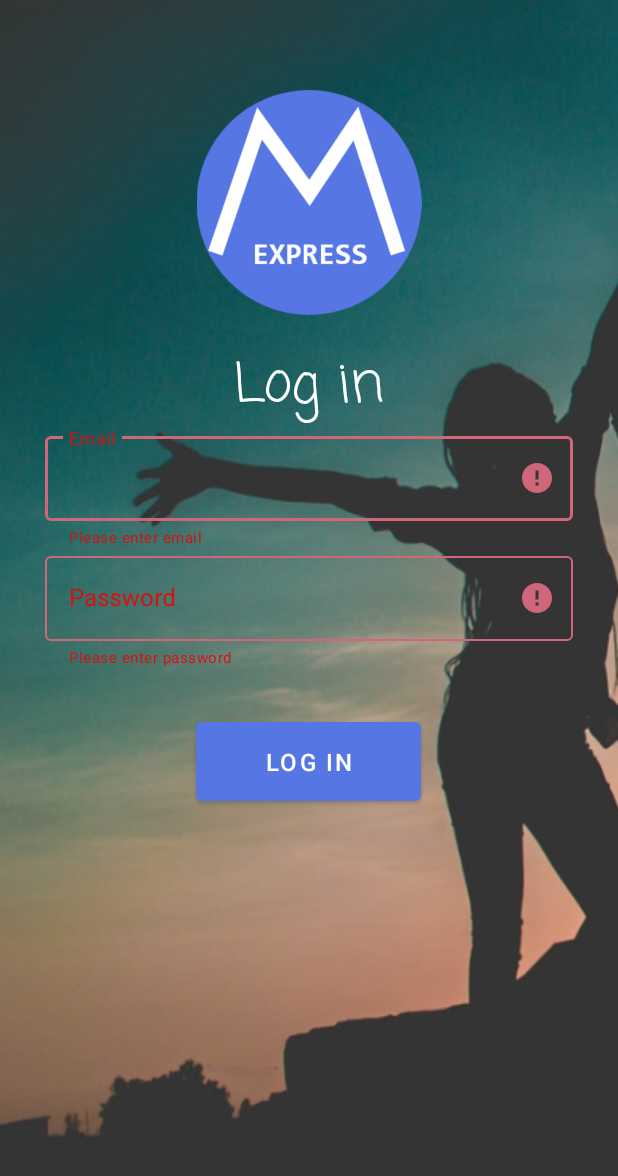
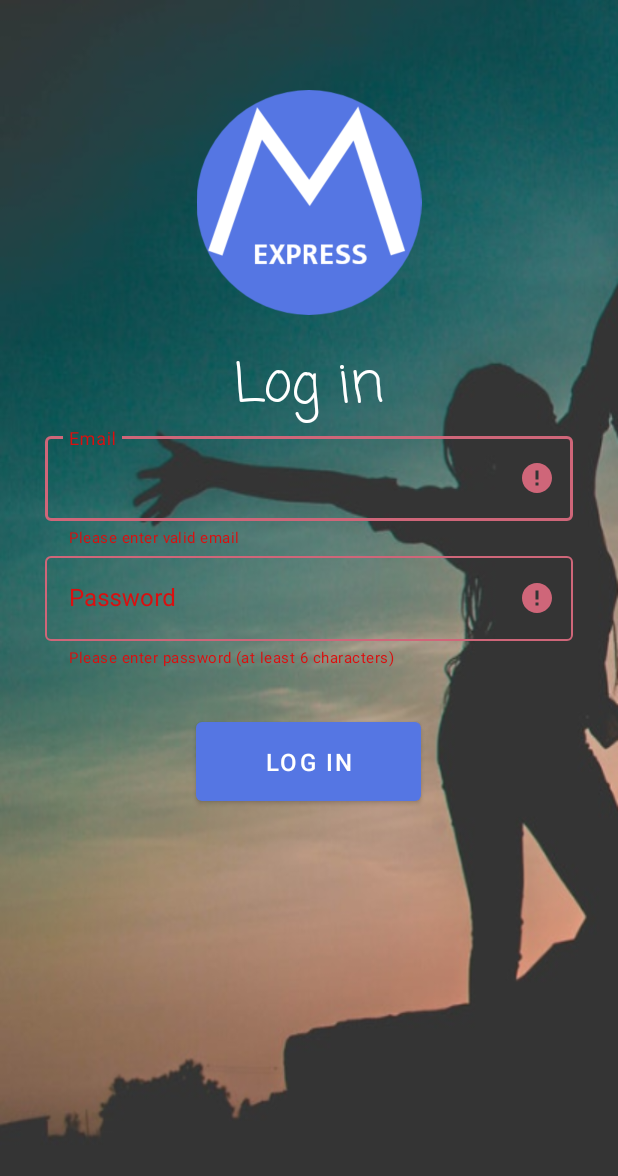
Before and after one commit to micwiccode/meetexpress_android_app, an Android app: the LogInActivity screen opened directly, with no data from a screen before it, after a tap on "LOG IN", on a phone screen of 412 x 824 dp. Shown: the top 1176 px of the screen. Run offline under Robolectric (Android 15) with nearby library versions, the phone set to English and light mode, and no system bars; our stand-ins replace Firebase (no records; nobody signed in at launch, a user with empty details on screens opened directly).

Commit message:
Improve validation and forms

```diff
--- a/app/src/main/AndroidManifest.xml
+++ b/app/src/main/AndroidManifest.xml
@@ -12,7 +12,6 @@
         <activity android:name=".UserDetails"></activity>
         <activity android:name=".SignUpMethodActivity"></activity>
         <activity android:name=".MenuActivity">
-
         </activity>
         <activity android:name=".LogInActivity" />
         <activity android:name=".StartActivity">
--- a/app/src/main/java/com/example/meetexpress/LogInActivity.kt
+++ b/app/src/main/java/com/example/meetexpress/LogInActivity.kt
@@ -62,15 +62,15 @@ class LogInActivity : AppCompatActivity() {
     private fun validate(email: String, password: String): Boolean {
 
         var isValid = true
-        if (email.isEmpty()) {
-            input_layout_login_email.error = "Please enter email"
+        if (email.isEmpty() || !android.util.Patterns.EMAIL_ADDRESS.matcher(email).matches()) {
+            input_layout_login_email.error = "Please enter valid email"
             isValid = false
         }
         else{
             input_layout_login_email.error = null
         }
-        if (password.isEmpty()) {
-            input_layout_login_password.error = "Please enter password"
+        if (password.trim().length < 6) {
+            input_layout_login_password.error = "Please enter password (at least 6 characters)"
             isValid = false
         }
         else{
--- a/app/src/main/res/layout/activity_start.xml
+++ b/app/src/main/res/layout/activity_start.xml
@@ -46,17 +46,15 @@
         app:layout_constraintStart_toStartOf="parent"
         app:layout_constraintTop_toBottomOf="@+id/textView" />
 
-    <Button
+    <com.google.android.material.button.MaterialButton
         android:id="@+id/btn_log_in"
         android:layout_width="200dp"
         android:layout_height="60dp"
         android:layout_marginTop="36dp"
         android:background="@drawable/radius_button"
-        android:fontFamily="casual"
         android:text="@string/log_in"
         android:textColor="@color/white"
-        android:textSize="20sp"
-        android:textStyle="bold"
+        android:textSize="16sp"
         app:layout_constraintEnd_toEndOf="parent"
         app:layout_constraintHorizontal_bias="0.497"
         app:layout_constraintStart_toStartOf="parent"
--- a/app/src/main/res/values/colors.xml
+++ b/app/src/main/res/values/colors.xml
@@ -12,6 +12,5 @@
     <color name="red">#DB0F0F</color>
     <color name="green">#03FF25</color>
 
-    <color name="mtrl_textinput_default_box_stroke_color" tools:override="true">#fff</color>
-
+    <color name="mtrl_textinput_default_box_stroke_color" tools:override="true">#bbb</color>
 </resources>
--- a/app/src/main/res/values/styles.xml
+++ b/app/src/main/res/values/styles.xml
@@ -17,9 +17,4 @@
         <item name="android:textSize">10sp</item>
     </style>
 
-    <style name="LoginTextInputLayoutStyle" parent="Widget.MaterialComponents.TextInputLayout.OutlinedBox.Dense">
-        <item name="boxStrokeColor">#fff</item>
-        <item name="boxStrokeWidth">2dp</item>
-    </style>
-
 </resources>
```
Also changed, not shown: app/src/main/java/com/example/meetexpress/SignUpActivity.kt (+10 -8 lines), app/src/main/res/layout/fragment_review_events.xml (+15 -28 lines).
